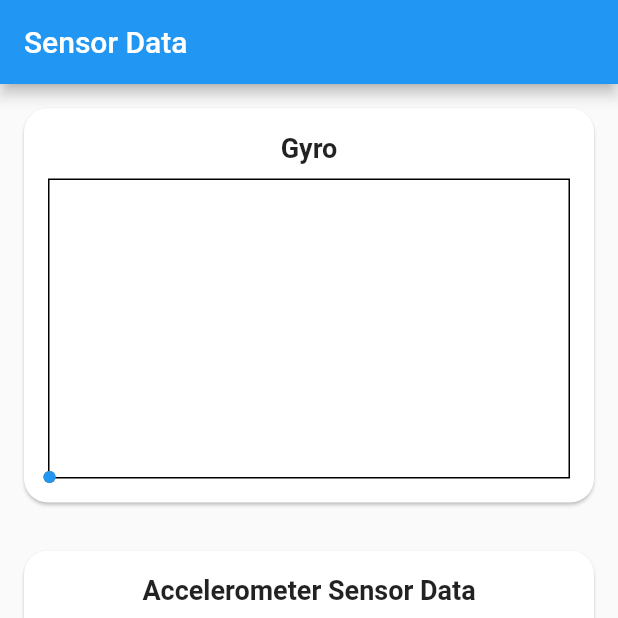
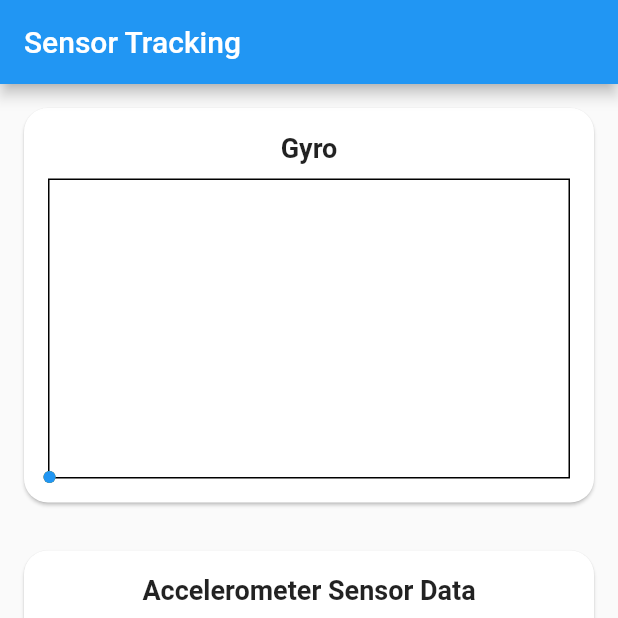
Before and after one commit to zakaria90024/deeplaid_apps_models, a Flutter app: the screen it shows after launch, on a phone screen of 412 x 824 dp, the top half of it. Run offline on Flutter 3.47's test engine with Material 2 defaults, Android fonts, the light colour scheme and no system bars; drawn by our look-alikes of fl_chart; our stand-ins replace fluttertoast, searchfield, shared_preferences, sqflite; missing offline and left inert: flutter_sensors; accounts and stored records are empty.

Commit message:
day2 - 19-Feb-2023, 20Feb- Otp, Post Request, 22-DashBoard Design full end.
26-Feb-2023 - Sync Page added. Doctor database Created. stored sql data sqflite.change. delete and insert, data duplicate not solve, data duplicate solve. solve 1, Store Data in sql, update some, error, depot add database. Login api pass data.
> Login Shareprefarance
> State Save
> Logout Dialog
custom design
> error solve
> get data from sqlite
> doctor list get from local db
> added autocompleatesd
> Dropdown Search, group, product, dialog item added group wise, search add, add qty system, home, products, order list add, details order created, login table created file, text design

--dashboard desing for ios v2
tab solved
tab divied solve

dashboard desing ios, update, tabLayout
--Total Count
--MVP Use in Flutter
--not calculation
--upload update date
--link dashboard
--sensor Tracking Flutter

```diff
--- a/lib/task_link3/sensor_tracking.dart
+++ b/lib/task_link3/sensor_tracking.dart
@@ -143,7 +143,7 @@ class _SensorDataScreenState extends State<SensorDataScreen> {
   Widget build(BuildContext context) {
     return Scaffold(
       appBar: AppBar(
-        title: Text('Sensor Data'),
+        title: Text('Sensor Tracking'),
       ),
       body: SingleChildScrollView(
         child: Column(
@@ -191,7 +191,6 @@ class _SensorDataScreenState extends State<SensorDataScreen> {
     );
   }
 
-  // Helper method to handle empty data and build the chart lines
   LineChartBarData _buildLineChartBarData(List<FlSpot> data, Color color) {
     return LineChartBarData(
       spots: data.isNotEmpty ? data : [FlSpot(0, 0)],  // Fallback if data is empty
```
